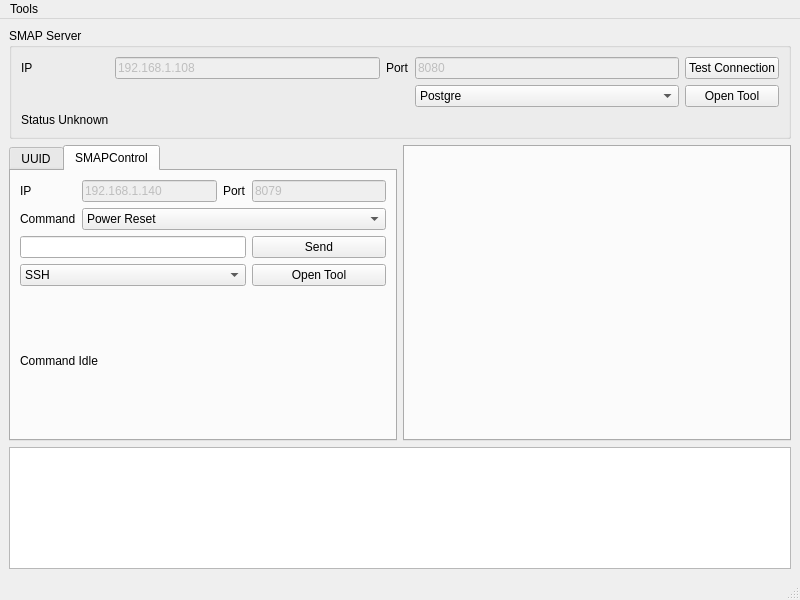
Old version of the form gui/weatherclientmain.ui in the repository yshao/weathergit.
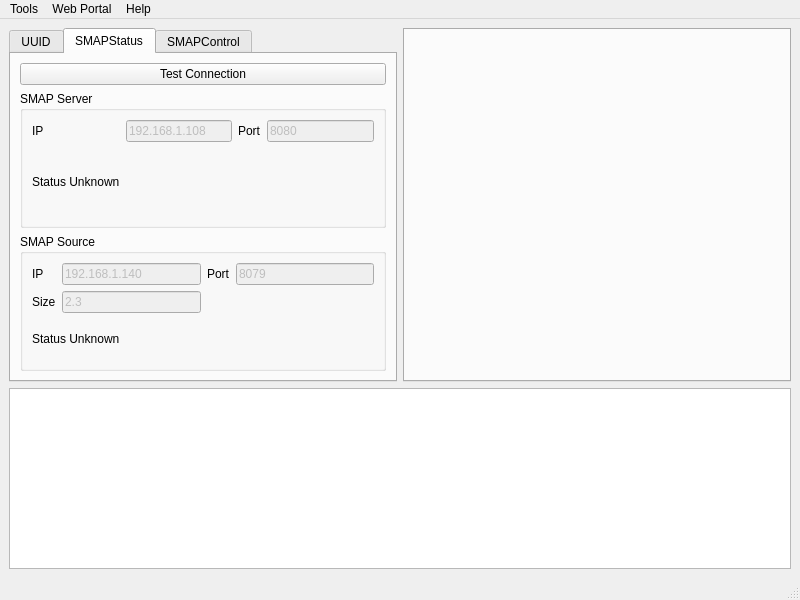
New version of the form.

What changed in the file:
```diff
--- a/gui/weatherclientmain.ui
+++ b/gui/weatherclientmain.ui
@@ -15,7 +15,7 @@
   </property>
   <widget class="QWidget" name="centralwidget">
    <layout class="QGridLayout" name="gridLayout_2">
-    <item row="1" column="0">
+    <item row="0" column="0">
      <widget class="QTabWidget" name="leftTab">
       <property name="currentIndex">
        <number>1</number>
@@ -87,27 +87,165 @@
        <zorder>inRTDisp</zorder>
        <zorder>label_3</zorder>
        <zorder>pushButton</zorder>
+       <zorder>pushButton_2</zorder>
+      </widget>
+      <widget class="QWidget" name="tab_3">
+       <attribute name="title">
+        <string>SMAPStatus</string>
+       </attribute>
+       <layout class="QGridLayout" name="gridLayout_5">
+        <item row="2" column="0">
+         <widget class="QGroupBox" name="cSMAPSource">
+          <property name="title">
+           <string>SMAP Source</string>
+          </property>
+          <layout class="QGridLayout" name="gridLayout_6">
+           <item row="0" column="2">
+            <widget class="QLineEdit" name="outSMAPHost">
+             <property name="enabled">
+              <bool>false</bool>
+             </property>
+             <property name="text">
+              <string>192.168.1.140</string>
+             </property>
+            </widget>
+           </item>
+           <item row="0" column="4">
+            <widget class="QLineEdit" name="outSMAPPort">
+             <property name="enabled">
+              <bool>false</bool>
+             </property>
+             <property name="text">
+              <string>8079</string>
+             </property>
+            </widget>
+           </item>
+           <item row="0" column="3">
+            <widget class="QLabel" name="label_10">
+             <property name="text">
+              <string>Port</string>
+             </property>
+            </widget>
+           </item>
+           <item row="0" column="1">
+            <widget class="QLabel" name="label_9">
+             <property name="text">
+              <string>IP</string>
+             </property>
+            </widget>
+           </item>
+           <item row="3" column="1" colspan="2">
+            <widget class="QLabel" name="label_11">
+             <property name="text">
+              <string>Status Unknown</string>
+             </property>
+            </widget>
+           </item>
+           <item row="1" column="2">
+            <widget class="QLineEdit" name="outSourceSize">
+             <property name="enabled">
+              <bool>false</bool>
+             </property>
+             <property name="text">
+              <string>2.3</string>
+             </property>
+             <property name="readOnly">
+              <bool>false</bool>
+             </property>
+            </widget>
+           </item>
+           <item row="1" column="1">
+            <widget class="QLabel" name="label_12">
+             <property name="text">
+              <string>Size</string>
+             </property>
+            </widget>
+           </item>
+          </layout>
+         </widget>
+        </item>
+        <item row="1" column="0">
+         <widget class="QGroupBox" name="cSMAPServer">
+          <property name="title">
+           <string>SMAP Server</string>
+          </property>
+          <layout class="QGridLayout" name="gridLayout_3">
+           <item row="0" column="0">
+            <widget class="QLabel" name="label">
+             <property name="text">
+              <string>IP</string>
+             </property>
+            </widget>
+           </item>
+           <item row="0" column="3">
+            <widget class="QLineEdit" name="outPort">
+             <property name="enabled">
+              <bool>false</bool>
+             </property>
+             <property name="text">
+              <string>8080</string>
+             </property>
+            </widget>
+           </item>
+           <item row="0" column="2">
+            <widget class="QLabel" name="label_2">
+             <property name="text">
+              <string>Port</string>
+             </property>
+            </widget>
+           </item>
+           <item row="0" column="1">
+            <widget class="QLineEdit" name="outHost">
+             <property name="enabled">
+              <bool>false</bool>
+             </property>
+             <property name="text">
+              <string>192.168.1.108</string>
+             </property>
+            </widget>
+           </item>
+           <item row="3" column="0">
+            <widget class="QLabel" name="outSMAPStatus">
+             <property name="text">
+              <string>Status Unknown</string>
+             </property>
+            </widget>
+           </item>
+          </layout>
+         </widget>
+        </item>
+        <item row="0" column="0">
+         <widget class="QPushButton" name="inTestConnection">
+          <property name="text">
+           <string>Test Connection</string>
+          </property>
+         </widget>
+        </item>
+       </layout>
       </widget>
       <widget class="QWidget" name="tab_2">
        <attribute name="title">
         <string>SMAPControl</string>
        </attribute>
        <layout class="QGridLayout" name="gridLayout_4">
-        <item row="3" column="3">
+        <item row="2" column="0" colspan="3">
+         <widget class="QLineEdit" name="inCmdLine"/>
+        </item>
+        <item row="2" column="3">
          <widget class="QPushButton" name="inCmdSend_2">
           <property name="text">
            <string>Send</string>
           </property>
          </widget>
         </item>
-        <item row="1" column="0">
+        <item row="0" column="0">
          <widget class="QLabel" name="label_8">
           <property name="text">
            <string>Command</string>
           </property>
          </widget>
         </item>
-        <item row="1" column="1" colspan="3">
+        <item row="0" column="1" colspan="3">
          <widget class="QComboBox" name="inCmdSel">
           <item>
            <property name="text">
@@ -136,81 +274,21 @@
           </item>
          </widget>
         </item>
-        <item row="0" column="0">
-         <widget class="QLabel" name="label_9">
-          <property name="text">
-           <string>IP</string>
-          </property>
-         </widget>
-        </item>
-        <item row="5" column="0" colspan="4">
+        <item row="3" column="0" colspan="4">
          <widget class="QLabel" name="label_7">
           <property name="text">
            <string>Command Idle</string>
           </property>
          </widget>
         </item>
-        <item row="0" column="2">
-         <widget class="QLabel" name="label_10">
-          <property name="text">
-           <string>Port</string>
-          </property>
-         </widget>
-        </item>
-        <item row="0" column="1">
-         <widget class="QLineEdit" name="outSMAPHost">
-          <property name="enabled">
-           <bool>false</bool>
-          </property>
-          <property name="text">
-           <string>192.168.1.140</string>
-          </property>
-         </widget>
-        </item>
-        <item row="0" column="3">
-         <widget class="QLineEdit" name="outSMAPPort">
-          <property name="enabled">
-           <bool>false</bool>
-          </property>
-          <property name="text">
-           <string>8079</string>
-          </property>
-         </widget>
-        </item>
-        <item row="4" column="0" colspan="3">
-         <widget class="QComboBox" name="inSMAPToolSel">
-          <item>
-           <property name="text">
-            <string>SSH</string>
-           </property>
-          </item>
-          <item>
-           <property name="text">
-            <string>SFTP</string>
-           </property>
-          </item>
-          <item>
-           <property name="text">
-            <string>VNC</string>
-           </property>
-          </item>
-         </widget>
-        </item>
-        <item row="3" column="0" colspan="3">
-         <widget class="QLineEdit" name="inCmdLine"/>
-        </item>
-        <item row="4" column="3">
-         <widget class="QPushButton" name="inOpenSMAPTool">
-          <property name="text">
-           <string>Open Tool</string>
-          </property>
-         </widget>
-        </item>
        </layout>
       </widget>
      </widget>
     </item>
-    <item row="1" column="1">
+    <item row="1" column="0" colspan="2">
+     <widget class="QTextBrowser" name="outLogBrowser"/>
+    </item>
+    <item row="0" column="1">
      <widget class="QTabWidget" name="rightTab">
       <property name="minimumSize">
        <size>
@@ -223,87 +301,6 @@
       </property>
      </widget>
     </item>
-    <item row="0" column="0" colspan="2">
-     <widget class="QGroupBox" name="cSMAP">
-      <property name="title">
-       <string>SMAP Server</string>
-      </property>
-      <layout class="QGridLayout" name="gridLayout_3">
-       <item row="0" column="0">
-        <widget class="QLabel" name="label">
-         <property name="text">
-          <string>IP</string>
-         </property>
-        </widget>
-       </item>
-       <item row="0" column="3">
-        <widget class="QLineEdit" name="outPort">
-         <property name="enabled">
-          <bool>false</bool>
-         </property>
-         <property name="text">
-          <string>8080</string>
-         </property>
-        </widget>
-       </item>
-       <item row="0" column="2">
-        <widget class="QLabel" name="label_2">
-         <property name="text">
-          <string>Port</string>
-         </property>
-        </widget>
-       </item>
-       <item row="0" column="1">
-        <widget class="QLineEdit" name="outHost">
-         <property name="enabled">
-          <bool>false</bool>
-         </property>
-         <property name="text">
-          <string>192.168.1.108</string>
-         </property>
-        </widget>
-       </item>
-       <item row="4" column="0">
-        <widget class="QLabel" name="outSMAPStatus">
-         <property name="text">
-          <string>Status Unknown</string>
-         </property>
-        </widget>
-       </item>
-       <item row="0" column="4">
-        <widget class="QPushButton" name="inTestConnection">
-         <property name="text">
-          <string>Test Connection</string>
-         </property>
-        </widget>
-       </item>
-       <item row="3" column="4">
-        <widget class="QPushButton" name="inOpenServerTool">
-         <property name="text">
-          <string>Open Tool</string>
-         </property>
-        </widget>
-       </item>
-       <item row="3" column="3">
-        <widget class="QComboBox" name="inServerToolSel">
-         <item>
-          <property name="text">
-           <string>Postgre</string>
-          </property>
-         </item>
-         <item>
-          <property name="text">
-           <string>ReadingDB</string>
-          </property>
-         </item>
-        </widget>
-       </item>
-      </layout>
-     </widget>
-    </item>
-    <item row="2" column="0" colspan="2">
-     <widget class="QTextBrowser" name="outLogBrowser"/>
-    </item>
    </layout>
   </widget>
   <widget class="QMenuBar" name="menubar">
@@ -321,8 +318,28 @@
     </property>
     <addaction name="actionConfig_Editor"/>
     <addaction name="actionDatabase_Admin"/>
+    <addaction name="actionTime_Series_DB"/>
+    <addaction name="actionSource_SSH_Client"/>
+    <addaction name="actionServer_SSH_Client"/>
+    <addaction name="actionSource_VNC"/>
+   </widget>
+   <widget class="QMenu" name="menuWeb_Portal">
+    <property name="title">
+     <string>Web Portal</string>
+    </property>
+    <addaction name="actionOpen_SMAP_Monitor"/>
+    <addaction name="separator"/>
+    <addaction name="actionOpen_SMAP_Plotter"/>
+    <addaction name="actionOpen_SMAP_Server"/>
+   </widget>
+   <widget class="QMenu" name="menuHelp">
+    <property name="title">
+     <string>Help</string>
+    </property>
    </widget>
    <addaction name="menuTools"/>
+   <addaction name="menuWeb_Portal"/>
+   <addaction name="menuHelp"/>
   </widget>
   <widget class="QStatusBar" name="statusbar"/>
   <action name="actionConfig_Editor">
```
Left out of the diff: 71 changed lines with no effect on the pictures.
